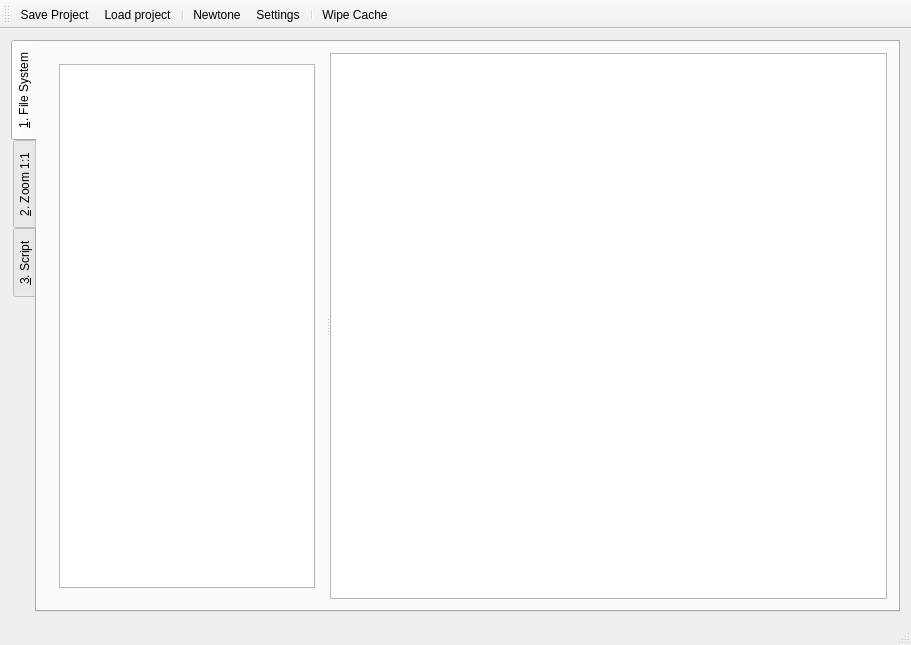
Old version of the form mainwindow.ui in the repository alexzk1/astroed.
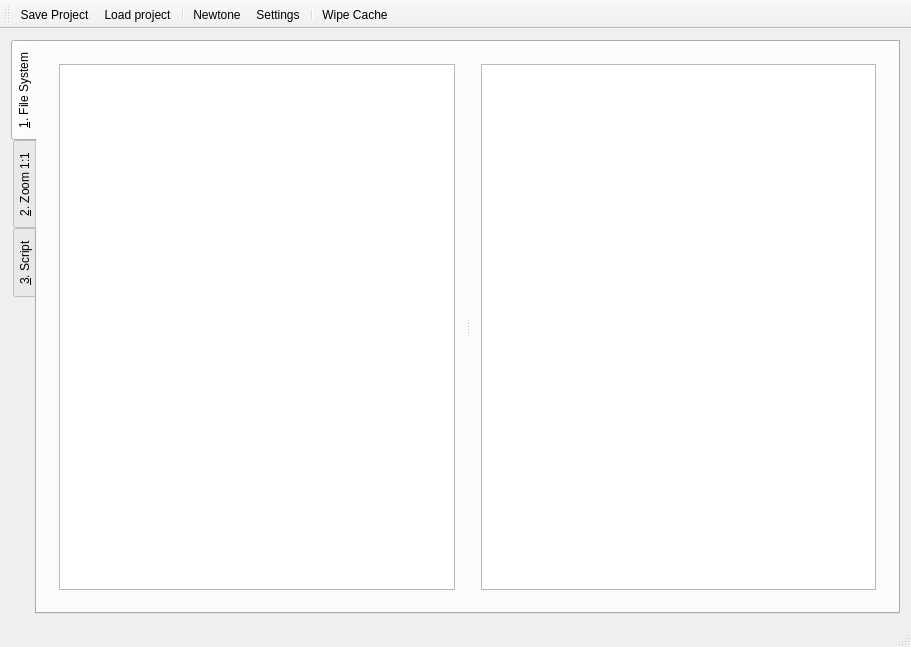
New version of the form. Icons and pictures are not drawn. Custom widgets are drawn as their Qt base class.

```diff
--- a/mainwindow.ui
+++ b/mainwindow.ui
@@ -7,7 +7,7 @@
     <x>0</x>
     <y>0</y>
     <width>911</width>
-    <height>645</height>
+    <height>647</height>
    </rect>
   </property>
   <property name="windowTitle">
@@ -66,6 +66,12 @@
             </item>
            </layout>
           </widget>
+          <widget class="QWidget" name="layoutWidget2">
+           <layout class="QVBoxLayout" name="layoutPreviews">
+            <property name="spacing">
+             <number>0</number>
+            </property>
+            <item>
           <widget class="CustomTableView" name="previewsTable">
            <property name="sizePolicy">
             <sizepolicy hsizetype="Expanding" vsizetype="Expanding">
@@ -101,6 +107,9 @@
             <bool>false</bool>
            </property>
           </widget>
+            </item>
+           </layout>
+          </widget>
          </widget>
         </item>
        </layout>
```
Left out of the diff: 4 changed lines with no effect on the pictures. Lines whose indentation alone changed are shown as unchanged.
